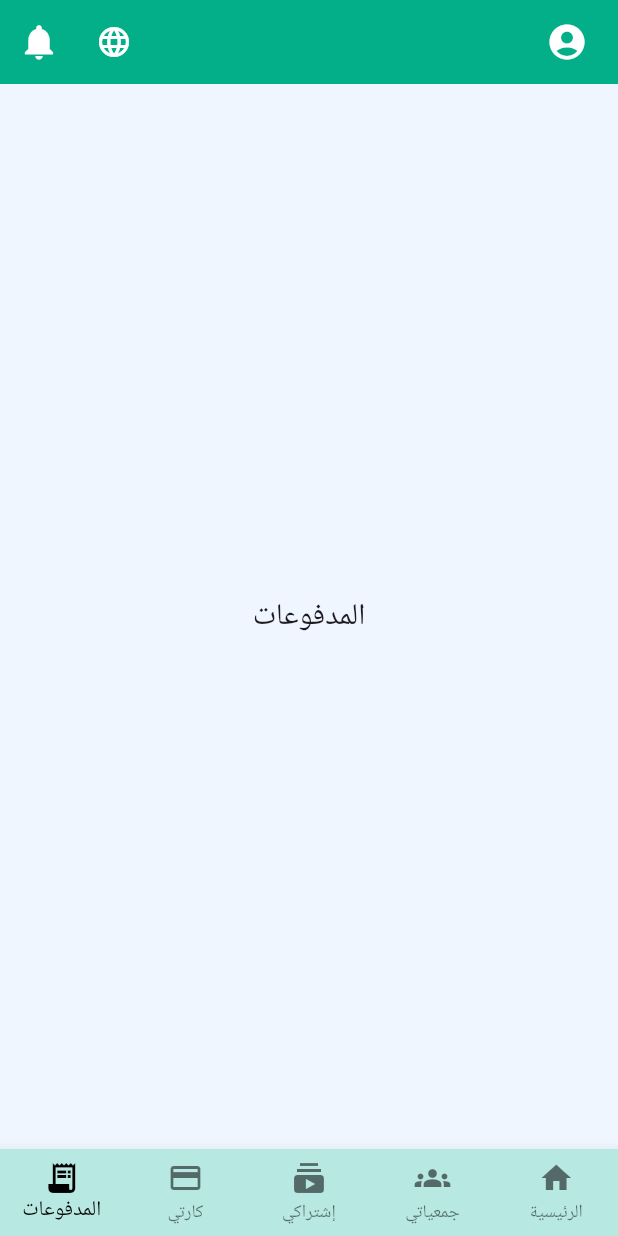
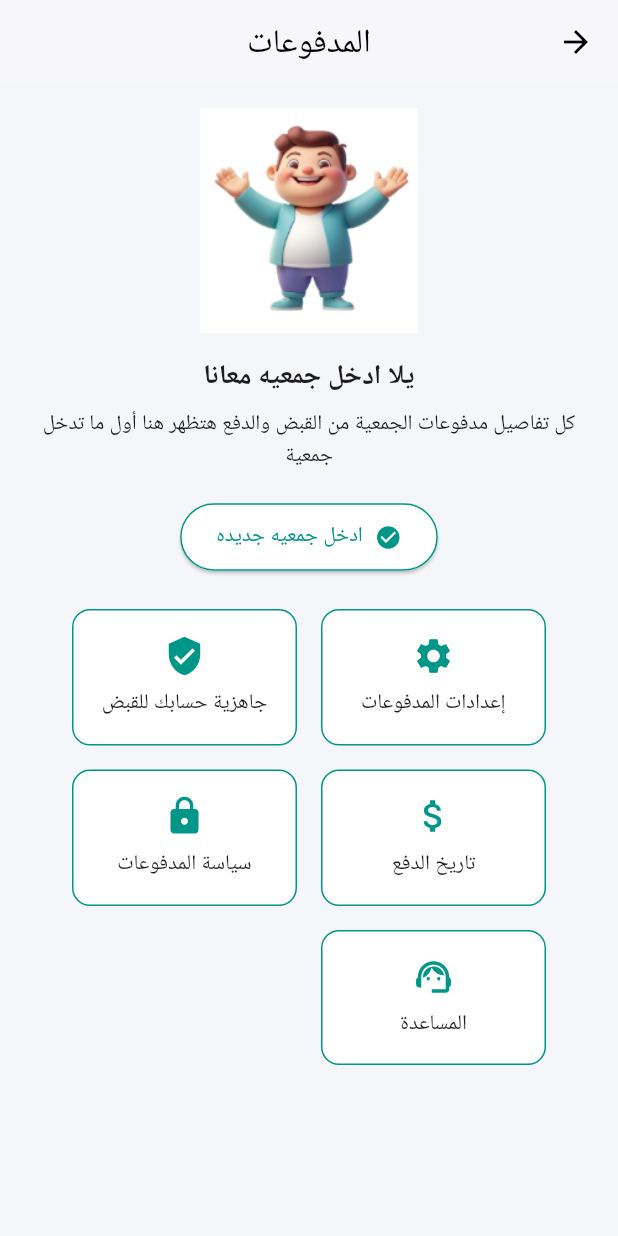
Before and after one commit to MARTINA-MOUSA/Gamaia-App-Flutter, a Flutter app: the MainScreen screen opened by its route, item 5 of the bottom bar chosen, on a phone screen of 412 x 824 dp. Run offline on Flutter 3.47's test engine with Material 3 defaults, Android fonts, the phone set to English and light mode, and no system bars; our stand-ins replace easy_localization, font_awesome_flutter, shared_preferences; accounts and stored records are empty; network calls fail.

Commit message:
Add PaymentsPage with UI components for payment options and settings
- Implemented PaymentsPage as a StatelessWidget.
- Added AppBar with localized title and styling.
- Included an image and text messages for user guidance.
- Created an ElevatedButton for joining a new payment option.
- Designed a wrap of payment tiles for settings, account status, history, policy, and support.
- Utilized Easy Localization for text translations.

```diff
--- a/assets/langs/ar.json
+++ b/assets/langs/ar.json
@@ -43,6 +43,13 @@
   "error_loading_balance": "فشل في تحميل رصيد المحفظة",
   "top_up_success": "تم شحن المحفظة بنجاح",
   "accept": "تأكيد",
-  "cancel": "إلغاء"
-
+  "cancel": "إلغاء",
+  "join_payment_message": "يلا ادخل جمعيه معانا",
+"join_payment_subtext": "كل تفاصيل مدفوعات الجمعية من القبض والدفع هتظهر هنا أول ما تدخل جمعية",
+"join_new_jamaia": "ادخل جمعيه جديده",
+"payment_settings": "إعدادات المدفوعات",
+"account_ready": "جاهزية حسابك للقبض",
+"payment_history": "تاريخ الدفع",
+"payment_policy": "سياسة المدفوعات",
+"support": "المساعدة"
 }
--- a/assets/langs/en.json
+++ b/assets/langs/en.json
@@ -41,7 +41,15 @@
   "enter_valid_amount": "Please enter a valid amount",
   "error_loading_balance": "Failed to load wallet balance",
   "accept": "Accept",
-  "cancel": "Cancel"
+  "cancel": "Cancel",
+  "join_payment_message": "Join a Jamaia with us",
+"join_payment_subtext": "All your Jamaia payment details will appear here once you join",
+"join_new_jamaia": "Join New Jamaia",
+"payment_settings": "Payment Settings",
+"account_ready": "Account Ready for Payment",
+"payment_history": "Payment History",
+"payment_policy": "Payment Policy",
+"support": "Support"
 
 
 
--- a/lib/Pages/Home Page.dart
+++ b/lib/Pages/Home Page.dart
@@ -17,6 +17,8 @@ class _MainScreenState extends State<MainScreen> {
 void _onItemTapped(int index) {
   if (index == 3) {
     Navigator.pushNamed(context, '/wallet');
+  } else if (index == 4) {
+    Navigator.pushNamed(context, '/payments');
   } else {
     setState(() => _selectedIndex = index);
   }
--- /dev/null
+++ b/lib/Pages/payments_page.dart
@@ -0,0 +1,83 @@
+import 'package:flutter/material.dart';
+import 'package:easy_localization/easy_localization.dart';
+
+class PaymentsPage extends StatelessWidget {
+  const PaymentsPage({super.key});
+
+  @override
+  Widget build(BuildContext context) {
+    return Scaffold(
+      backgroundColor: const Color(0xFFF4F6F9),
+      appBar: AppBar(
+        title: Text(tr('payments')),
+        centerTitle: true,
+        backgroundColor: Colors.white,
+        foregroundColor: Colors.black,
+        elevation: 1,
+      ),
+      body: SingleChildScrollView(
+        padding: const EdgeInsets.all(16),
+        child: Column(
+          children: [
+            Image.asset('assets/langs/payment.png', height: 150),
+            const SizedBox(height: 16),
+            Text(
+              tr('join_payment_message'),
+              style: const TextStyle(fontWeight: FontWeight.bold, fontSize: 18),
+              textAlign: TextAlign.center,
+            ),
+            const SizedBox(height: 8),
+            Text(
+              tr('join_payment_subtext'),
+              textAlign: TextAlign.center,
+            ),
+            const SizedBox(height: 20),
+            ElevatedButton.icon(
+              onPressed: () {},
+              icon: const Icon(Icons.check_circle),
+              label: Text(tr('join_new_jamaia')),
+              style: ElevatedButton.styleFrom(
+                padding: const EdgeInsets.symmetric(horizontal: 24, vertical: 12),
+                shape: RoundedRectangleBorder(borderRadius: BorderRadius.circular(30)),
+                backgroundColor: Colors.white,
+                foregroundColor: Colors.teal,
+                side: const BorderSide(color: Colors.teal),
+              ),
+            ),
+            const SizedBox(height: 24),
+            Wrap(
+              spacing: 16,
+              runSpacing: 16,
+              children: [
+                _paymentTile(Icons.settings, tr('payment_settings')),
+                _paymentTile(Icons.verified_user, tr('account_ready')),
+                _paymentTile(Icons.attach_money, tr('payment_history')),
+                _paymentTile(Icons.lock, tr('payment_policy')),
+                _paymentTile(Icons.support_agent, tr('support')),
+              ],
+            ),
+          ],
+        ),
+      ),
+    );
+  }
+
+  Widget _paymentTile(IconData icon, String label) {
+    return Container(
+      width: 150,
+      padding: const EdgeInsets.symmetric(vertical: 16),
+      decoration: BoxDecoration(
+        border: Border.all(color: Colors.teal),
+        borderRadius: BorderRadius.circular(12),
+        color: Colors.white,
+      ),
+      child: Column(
+        children: [
+          Icon(icon, color: Colors.teal, size: 28),
+          const SizedBox(height: 8),
+          Text(label, textAlign: TextAlign.center),
+        ],
+      ),
+    );
+  }
+}
--- a/lib/main.dart
+++ b/lib/main.dart
@@ -1,6 +1,7 @@
 import 'package:flutter/material.dart';
 import 'package:easy_localization/easy_localization.dart';
 import 'package:gamaiaapp/Pages/Associations_Page.dart';
+import 'package:gamaiaapp/Pages/payments_page.dart';
 import 'package:gamaiaapp/Pages/profile_page.dart';
 import 'package:gamaiaapp/Pages/wallet_page.dart';
 import 'package:gamaiaapp/constants.dart';
@@ -51,6 +52,7 @@ class GamaiaApp extends StatelessWidget {
         '/profile': (context) => ProfilePage(),
         '/associations': (context) => AssociationsPage(),
         '/wallet': (context) => const WalletPage(),
+        '/payments': (context) => const PaymentsPage(),
       },
     );
   }
--- a/lib/services/auth_service.dart
+++ b/lib/services/auth_service.dart
@@ -6,7 +6,6 @@ import 'package:easy_localization/easy_localization.dart';
 class AuthService {
   final ApiClient _api = ApiClient();
 
-  // حفظ بيانات المستخدم في SharedPreferences
   Future<void> saveUserToPrefs(Map<String, dynamic> user) async {
     final prefs = await SharedPreferences.getInstance();
     await prefs.setString('fullName', user['fullName'] ?? '');
--- a/pubspec.yaml
+++ b/pubspec.yaml
@@ -69,6 +69,7 @@ flutter:
     - assets/langs/default_profile.jpg
     - assets/langs/mastercard_logo.png
     - assets/langs/suaid_logo.png
+    - assets/langs/payment.png
 
   # An image asset can refer to one or more resolution-specific "variants", see
   # https://flutter.dev/assets-and-images/#resolution-aware
```
Also changed, not shown: assets/langs/payment.png (added). Lines whose indentation alone changed are shown as unchanged.
